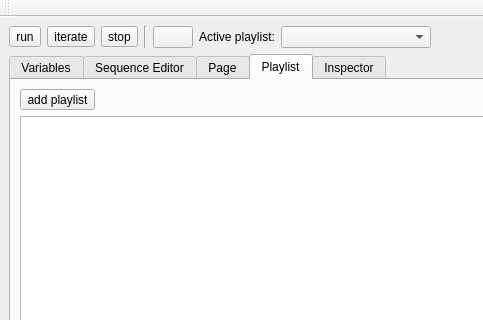
Before: the Qt Designer form control-system.ui in AlbertHdz4/qplayer, drawn with Qt 5; both pictures show x 0 to 483 and y 0 to 320 of the 1134 by 912 pixel window.
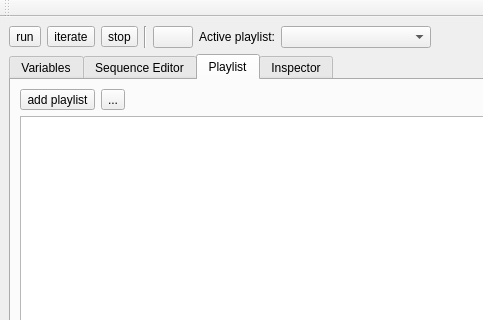
After: the same form once the commit is applied. The open tabs and pages were chosen to show the change. Icons and pictures are not drawn.

Commit message: Made scrollbars work properly with sequences and playlists

What changed in the file:
```diff
--- a/control-system.ui
+++ b/control-system.ui
@@ -498,16 +498,6 @@
         </item>
        </layout>
       </widget>
-      <widget class="QWidget" name="tab_3">
-       <attribute name="title">
-        <string>Page</string>
-       </attribute>
-       <layout class="QHBoxLayout" name="horizontalLayout_6">
-        <item>
-         <widget class="QTreeView" name="sequence_dbg_treeview"/>
-        </item>
-       </layout>
-      </widget>
       <widget class="QWidget" name="tab_playlist">
        <attribute name="title">
         <string>Playlist</string>
@@ -535,6 +525,26 @@
             </property>
            </widget>
           </item>
+          <item>
+           <widget class="QToolButton" name="expand_playlists">
+            <property name="toolTip">
+             <string>Expand tree</string>
+            </property>
+            <property name="text">
+             <string>...</string>
+            </property>
+            <property name="icon">
+             <iconset resource="resources.qrc">
+              <normaloff>:/actions/icons/object-ungroup.svg</normaloff>:/actions/icons/object-ungroup.svg</iconset>
+            </property>
+            <property name="iconSize">
+             <size>
+              <width>32</width>
+              <height>32</height>
+             </size>
+            </property>
+           </widget>
+          </item>
           <item>
            <spacer name="horizontalSpacer_5">
             <property name="orientation">
```
Left out of the diff: 50 changed lines with no effect on the pictures. The commit also changes 6 other files.
